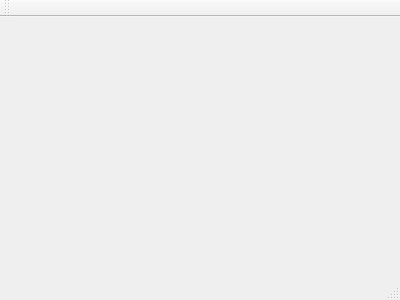
Qt form cg/mainwindow.ui (paradoxLtd/coursework_cg) before a commit.
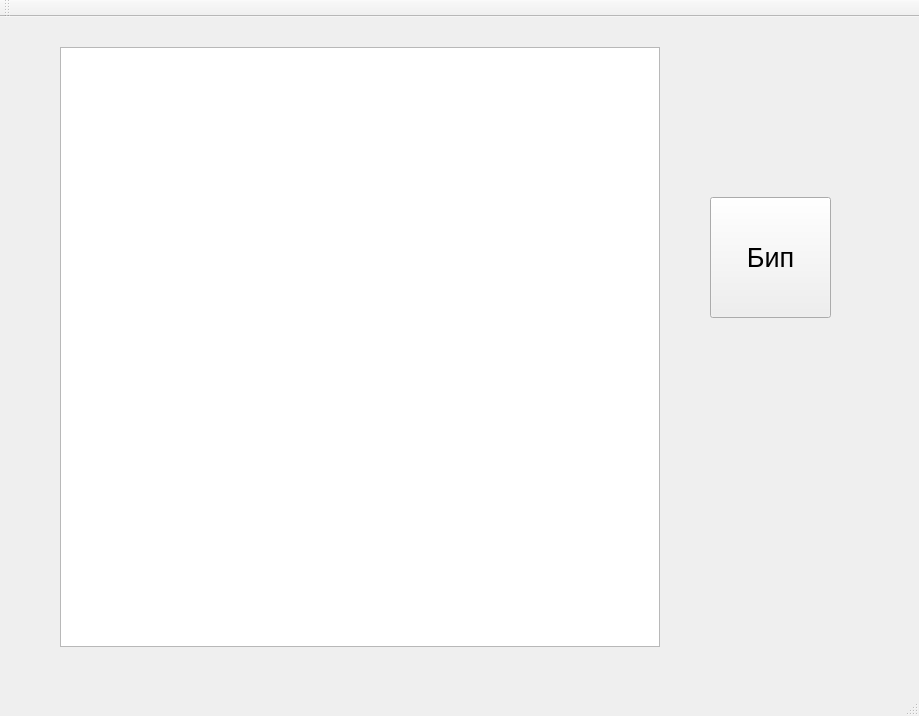
The same form after that commit.

The edit to the form file:
```diff
--- a/cg/mainwindow.ui
+++ b/cg/mainwindow.ui
@@ -1,24 +1,68 @@
 <ui version="4.0">
  <class>MainWindow</class>
- <widget class="QMainWindow" name="MainWindow" >
-  <property name="geometry" >
+ <widget class="QMainWindow" name="MainWindow">
+  <property name="geometry">
    <rect>
     <x>0</x>
     <y>0</y>
-    <width>400</width>
-    <height>300</height>
+    <width>919</width>
+    <height>716</height>
    </rect>
   </property>
   <property name="windowTitle" >
    <string>MainWindow</string>
   </property>
-  <widget class="QMenuBar" name="menuBar" />
-  <widget class="QToolBar" name="mainToolBar" />
-  <widget class="QWidget" name="centralWidget" />
-  <widget class="QStatusBar" name="statusBar" />
+  <widget class="QWidget" name="centralWidget">
+   <widget class="QGraphicsView" name="graphicsView">
+    <property name="geometry">
+     <rect>
+      <x>60</x>
+      <y>30</y>
+      <width>600</width>
+      <height>600</height>
+     </rect>
+    </property>
+   </widget>
+   <widget class="QPushButton" name="pushButton">
+    <property name="geometry">
+     <rect>
+      <x>710</x>
+      <y>180</y>
+      <width>121</width>
+      <height>121</height>
+     </rect>
+    </property>
+    <property name="font">
+     <font>
+      <pointsize>20</pointsize>
+     </font>
+    </property>
+    <property name="text">
+     <string>Бип</string>
+    </property>
+   </widget>
+  </widget>
+  <widget class="QMenuBar" name="menuBar">
+   <property name="geometry">
+    <rect>
+     <x>0</x>
+     <y>0</y>
+     <width>919</width>
+     <height>21</height>
+    </rect>
+   </property>
+  </widget>
+  <widget class="QToolBar" name="mainToolBar">
+   <attribute name="toolBarArea">
+    <enum>TopToolBarArea</enum>
+   </attribute>
+   <attribute name="toolBarBreak">
+    <bool>false</bool>
+   </attribute>
+  </widget>
+  <widget class="QStatusBar" name="statusBar"/>
  </widget>
- <layoutDefault spacing="6" margin="11" />
- <pixmapfunction></pixmapfunction>
+ <layoutdefault spacing="6" margin="11"/>
  <resources/>
  <connections/>
 </ui>
```
Left out of the diff: 3 changed lines with no effect on the pictures.
